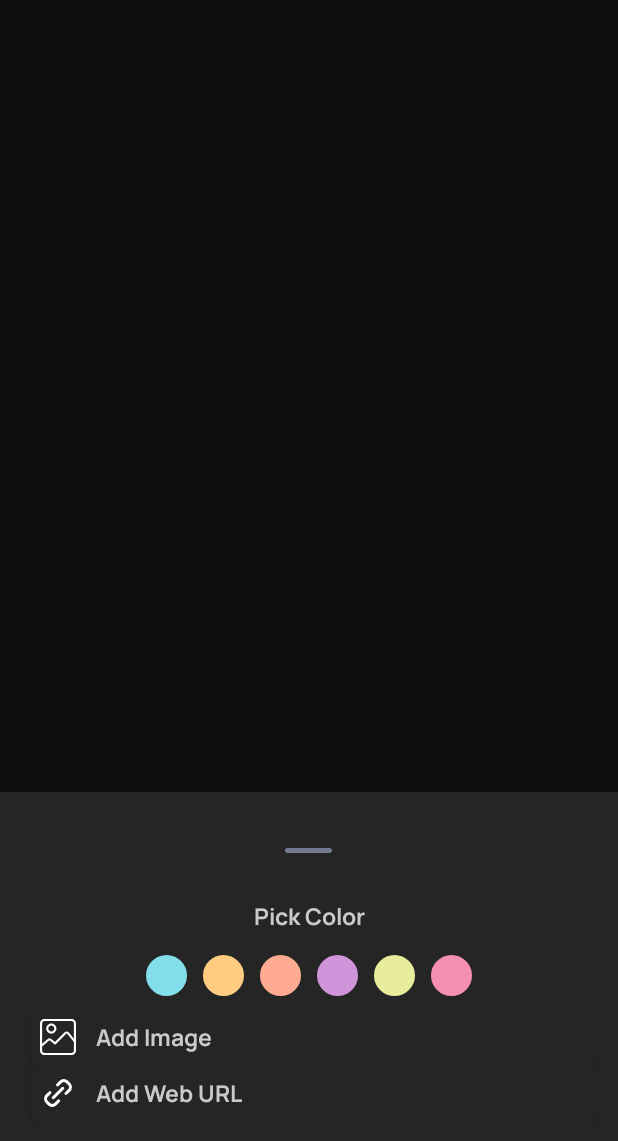
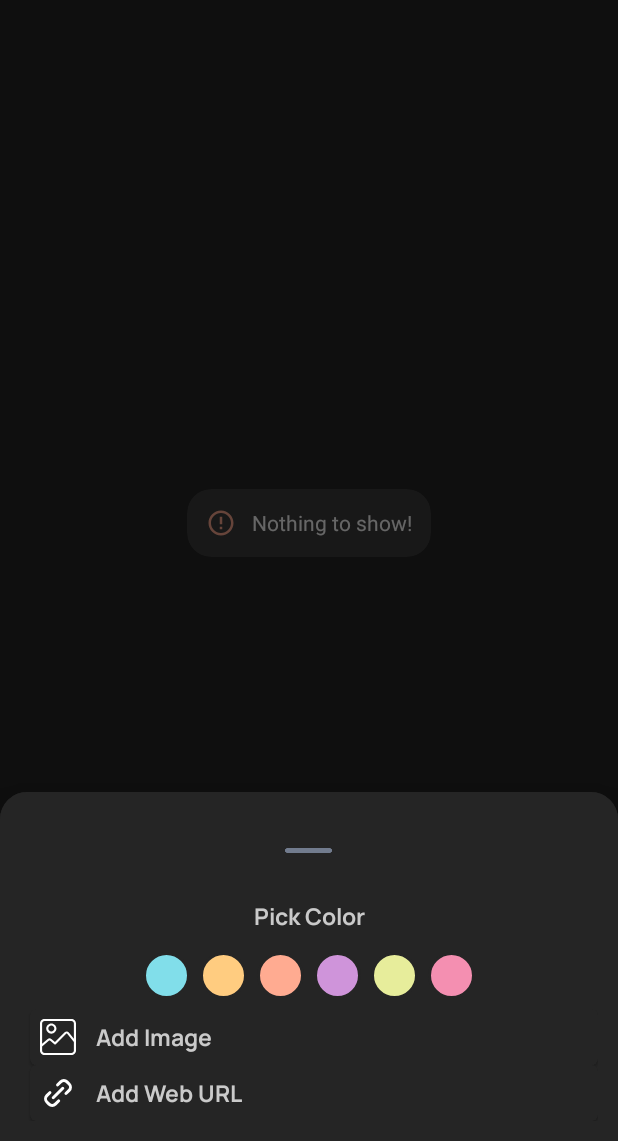
Before and after one commit to archroid/Notino, an Android app: the fragment BottomSheetFragment placed in its activity, on a phone screen of 412 x 824 dp, the part 95-1236 px from its top. Run offline under Robolectric (Android 15) with nearby library versions, the phone set to English and light mode, and no system bars; our stand-ins replace Room's generated code, sdp/ssp sizes.

Commit message:
new app icon; added nothing to show dialog; added bottomsheet round corners

```diff
--- a/app/build.gradle
+++ b/app/build.gradle
@@ -36,7 +36,6 @@ android {
 }
 
 dependencies {
-
     implementation "org.jetbrains.kotlin:kotlin-stdlib:$kotlin_version"
     implementation 'androidx.core:core-ktx:1.6.0'
     implementation 'androidx.appcompat:appcompat:1.3.0'
@@ -50,14 +49,12 @@ dependencies {
 
     implementation 'com.makeramen:roundedimageview:2.3.0'
 
-
     implementation 'com.intuit.sdp:sdp-android:1.0.6'
     implementation 'com.intuit.ssp:ssp-android:1.0.6'
 
     implementation "androidx.room:room-runtime:2.3.0"
     implementation "androidx.room:room-ktx:2.3.0"
     kapt "androidx.room:room-compiler:2.3.0"
-
 
     implementation 'org.jetbrains.kotlinx:kotlinx-coroutines-android:1.5.0'
     implementation 'org.jetbrains.kotlinx:kotlinx-coroutines-core:1.5.0'
--- a/app/src/main/java/xyz/archroid/notino/CreateNoteFragment.kt
+++ b/app/src/main/java/xyz/archroid/notino/CreateNoteFragment.kt
@@ -79,7 +79,7 @@ class CreateNoteFragment : BaseFragment(), EasyPermissions.PermissionCallbacks,
         val simpleDateFormat = SimpleDateFormat("MMMM dd, yyyy")
         currentDate = simpleDateFormat.format(Date())
 
-        img_more.setOnClickListener {
+        btn_sheet.setOnClickListener {
             val bottomSheetFragment = BottomSheetFragment.newInstance()
             bottomSheetFragment.show(
                 requireActivity().supportFragmentManager,
--- a/app/src/main/java/xyz/archroid/notino/HomeFragment.kt
+++ b/app/src/main/java/xyz/archroid/notino/HomeFragment.kt
@@ -46,6 +46,12 @@ class HomeFragment : BaseFragment() {
         launch {
             context?.let {
                 val notes = NotesDatabase.getDatabase(it).noteDao().getAllNotes()
+                if (notes.isEmpty()){
+                    layout_nothing.visibility = View.VISIBLE
+                }else{
+                    layout_nothing.visibility = View.GONE
+                }
+
                 recyclerView.adapter = NotesAdapter(notes)
             }
         }
--- a/app/src/main/java/xyz/archroid/notino/MainActivity.kt
+++ b/app/src/main/java/xyz/archroid/notino/MainActivity.kt
@@ -23,6 +23,6 @@ class MainActivity : AppCompatActivity() {
             )
         }
         fragmentTransition.replace(R.id.frameLayout, fragment)
-            .addToBackStack(fragment.javaClass.simpleName).commit()
+            .commit()
     }
 }
--- a/app/src/main/java/xyz/archroid/notino/util/BottomSheetFragment.kt
+++ b/app/src/main/java/xyz/archroid/notino/util/BottomSheetFragment.kt
@@ -13,6 +13,7 @@ import com.google.android.material.bottomsheet.BottomSheetBehavior
 import com.google.android.material.bottomsheet.BottomSheetDialogFragment
 import kotlinx.android.synthetic.main.fragment_bottom_sheet.*
 import xyz.archroid.notino.R
+
 
 class BottomSheetFragment : BottomSheetDialogFragment() {
 
@@ -30,6 +31,11 @@ class BottomSheetFragment : BottomSheetDialogFragment() {
 //            noteId = id
             return fragment
         }
+    }
+
+    override fun onCreate(savedInstanceState: Bundle?) {
+        super.onCreate(savedInstanceState)
+        setStyle(STYLE_NORMAL, R.style.BottomSheetDialogStyle);
     }
 
     @SuppressLint("RestrictedApi", "InflateParams")
@@ -203,13 +209,13 @@ class BottomSheetFragment : BottomSheetDialogFragment() {
         }
 
 
-        ly_addImage.setOnClickListener{
+        ly_addImage.setOnClickListener {
             val intent = Intent("bottom_sheet_action")
             intent.putExtra("action", "image")
             LocalBroadcastManager.getInstance(requireContext()).sendBroadcast(intent)
         }
 
-        ly_addURL.setOnClickListener{
+        ly_addURL.setOnClickListener {
             val intent = Intent("bottom_sheet_action")
             intent.putExtra("action", "webUrl")
             LocalBroadcastManager.getInstance(requireContext()).sendBroadcast(intent)
--- /dev/null
+++ b/app/src/main/res/drawable/ic_error.xml
@@ -0,0 +1,10 @@
+<vector xmlns:android="http://schemas.android.com/apk/res/android"
+    android:width="24dp"
+    android:height="24dp"
+    android:tint="@color/ColorRedNote"
+    android:viewportWidth="24"
+    android:viewportHeight="24">
+    <path
+        android:fillColor="@android:color/white"
+        android:pathData="M11,15h2v2h-2v-2zM11,7h2v6h-2L11,7zM11.99,2C6.47,2 2,6.48 2,12s4.47,10 9.99,10C17.52,22 22,17.52 22,12S17.52,2 11.99,2zM12,20c-4.42,0 -8,-3.58 -8,-8s3.58,-8 8,-8 8,3.58 8,8 -3.58,8 -8,8z" />
+</vector>
--- /dev/null
+++ b/app/src/main/res/drawable/round_dialog.xml
@@ -0,0 +1,9 @@
+<?xml version="1.0" encoding="utf-8"?>
+<shape xmlns:android="http://schemas.android.com/apk/res/android"
+    android:shape="rectangle">
+    <solid android:color="@color/colorPrimary" />
+    <corners
+        android:topLeftRadius="18dp"
+        android:topRightRadius="18dp" />
+
+</shape>
--- a/app/src/main/res/layout/fragment_bottom_sheet.xml
+++ b/app/src/main/res/layout/fragment_bottom_sheet.xml
@@ -4,7 +4,7 @@
     xmlns:tools="http://schemas.android.com/tools"
     android:layout_width="match_parent"
     android:layout_height="wrap_content"
-    android:background="@color/colorPrimary"
+    android:background="@drawable/round_dialog"
     android:orientation="vertical"
     android:padding="@dimen/_10sdp"
     app:behavior_peekHeight="40dp"
--- a/app/src/main/res/layout/fragment_home.xml
+++ b/app/src/main/res/layout/fragment_home.xml
@@ -70,4 +70,47 @@
         app:layout_constraintEnd_toEndOf="parent"
         tools:ignore="ContentDescription" />
 
+    <com.google.android.material.card.MaterialCardView
+        android:id="@+id/layout_nothing"
+        android:layout_width="wrap_content"
+        android:layout_height="wrap_content"
+        android:layout_centerInParent="true"
+        app:cardBackgroundColor="@color/background_selected"
+        app:cardCornerRadius="16dp"
+        app:cardElevation="0dp"
+        app:layout_constraintBottom_toBottomOf="parent"
+        app:layout_constraintEnd_toEndOf="parent"
+        app:layout_constraintStart_toStartOf="parent"
+        app:layout_constraintTop_toTopOf="parent"
+        app:strokeWidth="0dp">
+
+        <RelativeLayout
+            android:layout_width="match_parent"
+            android:layout_height="match_parent">
+
+            <LinearLayout
+                android:layout_width="wrap_content"
+                android:layout_height="wrap_content"
+                android:layout_centerHorizontal="true"
+                android:layout_margin="7dp">
+
+
+                <ImageView
+                    android:layout_width="20dp"
+                    android:layout_height="20dp"
+                    android:layout_margin="5dp"
+                    android:src="@drawable/ic_error" />
+
+                <TextView
+                    android:layout_width="wrap_content"
+                    android:layout_height="wrap_content"
+                    android:layout_margin="5dp"
+                    android:text="@string/nothing_to_show"
+                    android:textColor="@color/ColorWhite"
+                    android:textSize="14sp" />
+
+            </LinearLayout>
+        </RelativeLayout>
+    </com.google.android.material.card.MaterialCardView>
+
 </androidx.constraintlayout.widget.ConstraintLayout>
--- a/app/src/main/res/values/strings.xml
+++ b/app/src/main/res/values/strings.xml
@@ -13,4 +13,5 @@
     <string name="add_web_url">Add Web URL</string>
     <string name="enter_web_url">Enter web Url</string>
     <string name="save">Save</string>
+    <string name="nothing_to_show">Nothing to show!</string>
 </resources>
--- a/app/src/main/res/values/themes.xml
+++ b/app/src/main/res/values/themes.xml
@@ -12,12 +12,18 @@
         <!-- Status bar color. -->
         <item name="android:statusBarColor" tools:targetApi="l">?attr/colorPrimaryVariant</item>
         <item name="android:navigationBarColor">?attr/colorPrimary</item>
+        <item name="bottomSheetStyle">@style/bottomSheetBackground</item>
+
         <!-- Customize your theme here. -->
     </style>
 
-    <style name="ThemeOverlay.search" parent="Theme.Notino">
-        <item name="android:editTextColor">@color/ColorWhite</item>
-        <item name="android:textColorHint">@color/ColorGray</item>
-        <item name="editTextBackground">@null</item>
+
+    <style name="BottomSheetDialogStyle" parent="Theme.Design.Light.BottomSheetDialog">
+        <item name="bottomSheetStyle">@style/bottomSheetBackground</item>
     </style>
+
+    <style name="bottomSheetBackground" parent="Widget.Design.BottomSheet.Modal">
+        <item name="android:background">@drawable/round_dialog</item>
+    </style>
+
 </resources>
```
Also changed, not shown: app/src/main/res/layout/fragment_create_note.xml (+17 -13 lines).
